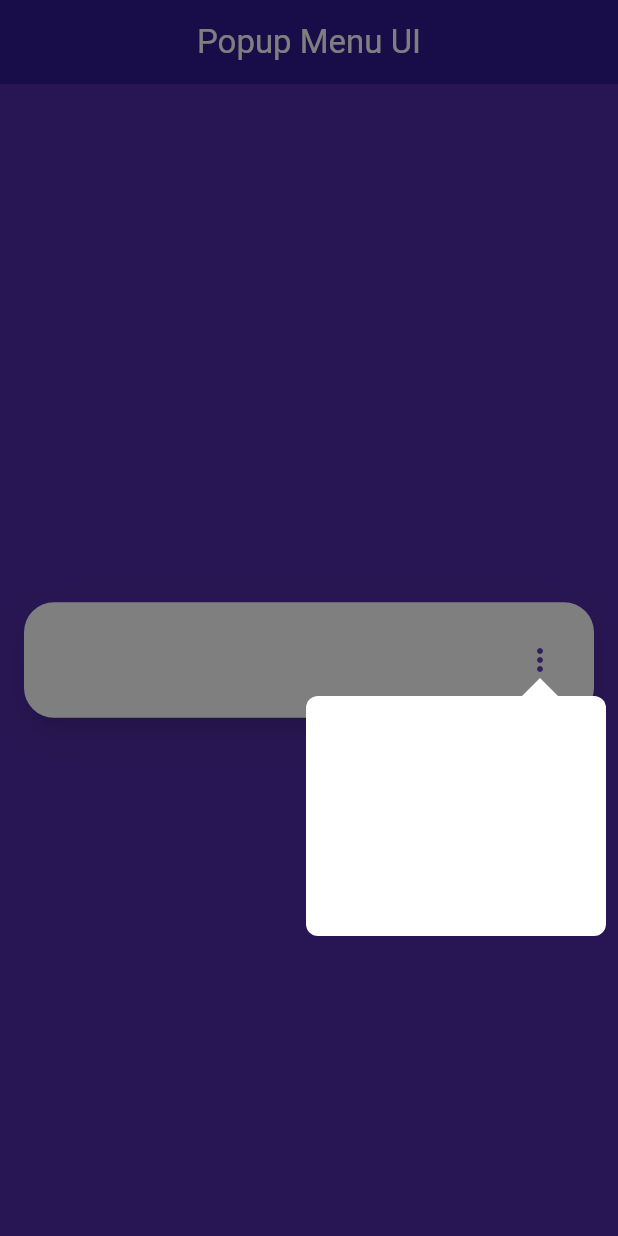
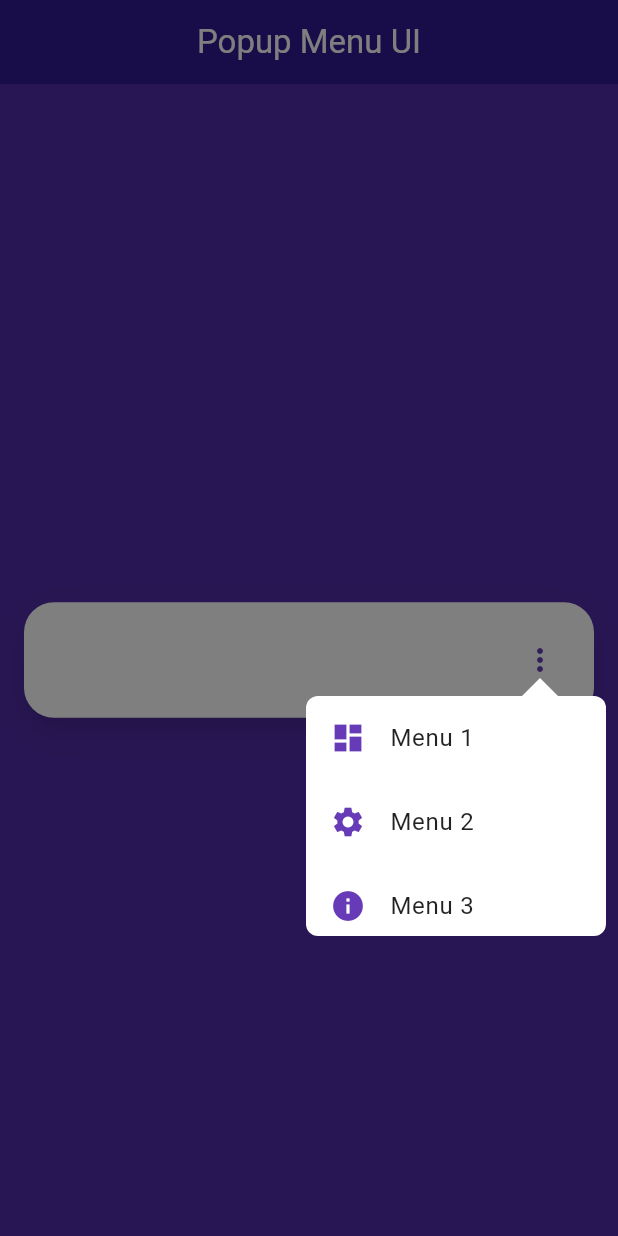
Before and after one commit to OrewaKimi/Flutter_PopUpMenu, a Flutter app: the screen it shows after launch, after a tap on the "more vert" icon, on a phone screen of 412 x 824 dp. Run offline on Flutter 3.47's test engine with Material 3 defaults, Android fonts, the phone set to English and light mode, and no system bars; our stand-ins replace popover.

Commit message:
update color, and icon menu options

```diff
--- a/lib/menu_items.dart
+++ b/lib/menu_items.dart
@@ -7,23 +7,20 @@ class MenuItems extends StatelessWidget {
   Widget build(BuildContext context) {
     return Column(
       children: [
-        buildMenuItem('Menu 1', Icons.dashboard, () {
-          // action menu 1
-        }),
-        buildMenuItem('Menu 2', Icons.settings, () {
-          // action menu 2
-        }),
-        buildMenuItem('Menu 3', Icons.info, () {
-          // action menu 3
-        }),
+        buildMenuItem('Menu 1', Icons.dashboard, () {}),
+        buildMenuItem('Menu 2', Icons.settings, () {}),
+        buildMenuItem('Menu 3', Icons.info, () {}),
       ],
     );
   }
 
   Widget buildMenuItem(String title, IconData icon, VoidCallback onTap) {
     return ListTile(
-      leading: Icon(icon, color: Colors.white),
-      title: Text(title, style: const TextStyle(color: Colors.white)),
+      leading: Icon(icon, color: Colors.deepPurple),
+      title: Text(
+        title,
+        style: const TextStyle(color: Colors.black87),
+      ),
       onTap: onTap,
     );
   }
```
